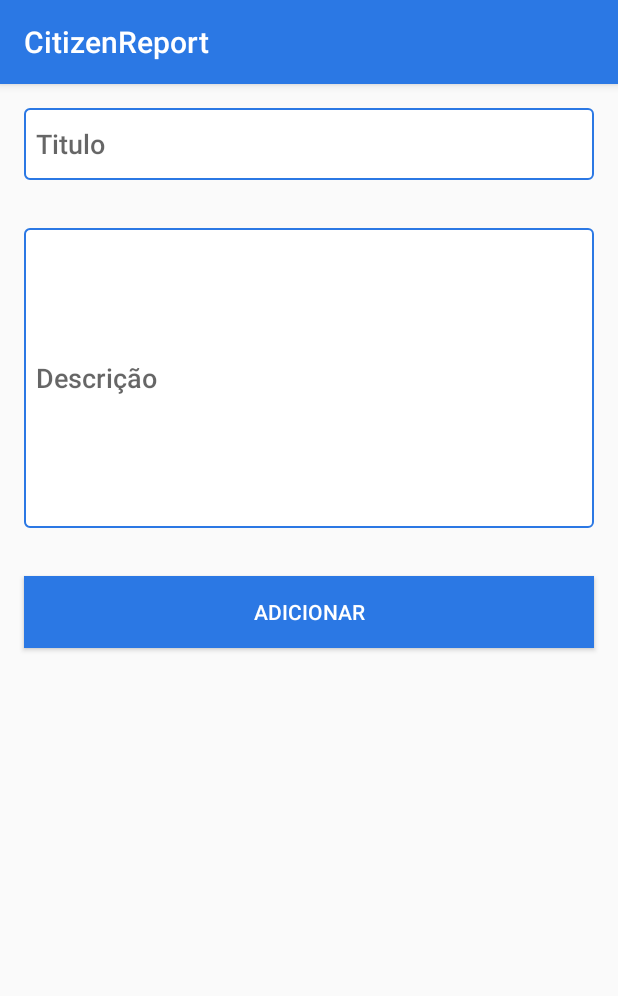
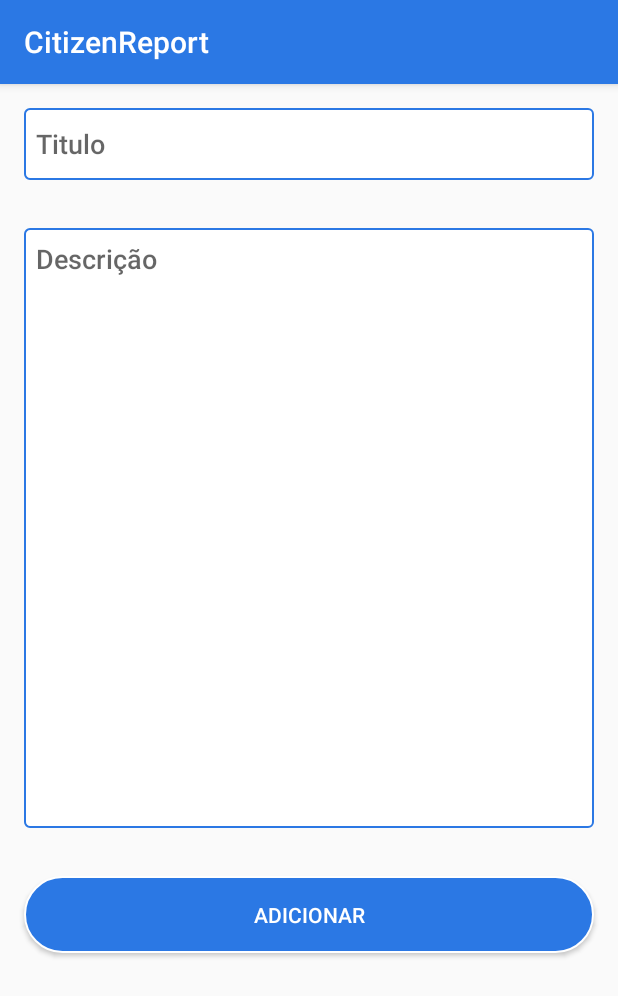
Before and after one commit to monicalima18666/CitizenReport, an Android app: the NovaNota screen opened directly, with no data from a screen before it, on a phone screen of 412 x 824 dp. Shown: the top 996 px of the screen. Run offline under Robolectric (Android 15) with nearby library versions, the phone set to English and light mode, and no system bars.

Commit message:
Inserir nota- concluido

```diff
--- a/app/src/main/res/layout/activity_nova_nota.xml
+++ b/app/src/main/res/layout/activity_nova_nota.xml
@@ -1,9 +1,10 @@
 <?xml version="1.0" encoding="utf-8"?>
-<LinearLayout
+<RelativeLayout
     xmlns:android="http://schemas.android.com/apk/res/android"
     android:orientation="vertical"
     android:layout_width="match_parent"
     android:layout_height="match_parent">
+
     <EditText
         android:id="@+id/edit_titulo"
         android:layout_width="match_parent"
@@ -20,23 +21,27 @@
     <EditText
         android:id="@+id/edit_descricao"
         android:layout_width="match_parent"
-        android:layout_height="200dp"
-        android:textStyle="bold"
+        android:layout_height="400dp"
+        android:layout_below="@id/edit_titulo"
+        android:layout_margin="@dimen/big_padding"
+        android:background="@drawable/border_rounded"
         android:fontFamily="sans-serif-light"
         android:hint="@string/hint_descricao"
         android:inputType="textMultiLine"
-        android:layout_margin="@dimen/big_padding"
         android:textSize="18sp"
-        android:background="@drawable/border_rounded" />
+        android:textStyle="bold"
+        android:textAlignment="textStart"
+        android:gravity="start" />
 
     <Button
+        android:layout_below="@id/edit_descricao"
         android:id="@+id/button_save"
         android:layout_width="match_parent"
         android:layout_height="wrap_content"
-        android:background="@color/colorPrimary"
         android:text="@string/button_save"
         android:layout_margin="@dimen/big_padding"
-        android:textColor="@color/white" />
+        android:textColor="@color/white"
+        android:background="@drawable/button_login"/>
 
 
-</LinearLayout>
+</RelativeLayout>
```
